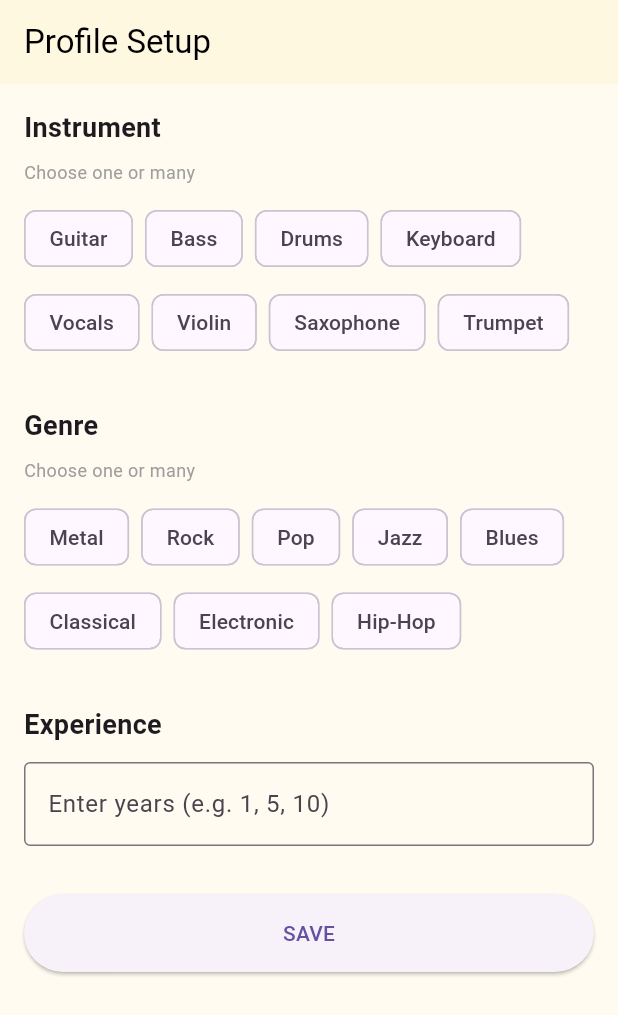
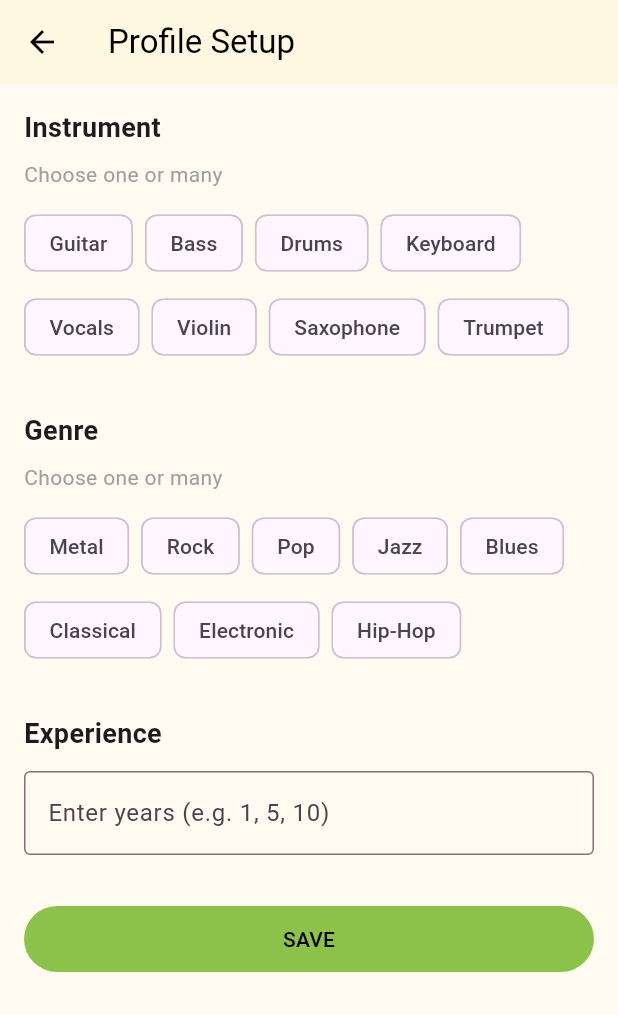
Before and after one commit to krlaan/musicland_app, a Flutter app: the MainView screen opened directly, item 4 of the bottom bar chosen, after a tap on "EDIT", on a phone screen of 412 x 824 dp. Shown: the top 1015 px of the screen. Run offline on Flutter 3.47's test engine with Material 3 defaults, Android fonts, the light colour scheme and no system bars; our stand-ins replace cloud_firestore, firebase_auth, firebase_core, flutter_riverpod, font_awesome_flutter, freezed_annotation and 5 more; accounts and stored records are empty; generated files the repository leaves out were written again.

Commit message:
code design changes 2

```diff
--- a/lib/views/constants/app_colors.dart
+++ b/lib/views/constants/app_colors.dart
@@ -8,6 +8,8 @@ class AppColors {
   static const black = Colors.black;
   static const grey = Colors.grey;
   static const red = Colors.red;
+  static final lightGrey = Colors.grey[400];
+  static const green = Colors.green;
   static const lightGreen = Colors.lightGreen;
   static const white = Colors.white;
 
--- a/lib/views/post_details/post_details_view.dart
+++ b/lib/views/post_details/post_details_view.dart
@@ -123,14 +123,14 @@ class PostDetailsView extends ConsumerWidget {
                                 ],
                               ),
                             ),
-                          if (post.experience.isNotEmpty)
+                          if (userData.experience != null && userData.experience!.isNotEmpty)
                             Row(
                               children: [
                                 Icon(Icons.star,
                                     size: 18, color: Colors.amber[700]),
                                 const SizedBox(width: 6),
                                 Text(
-                                  '${post.experience} years',
+                                  '${userData.experience} years',
                                   style: TextStyle(
                                     fontSize: 15,
                                     fontWeight: FontWeight.w500,
--- /dev/null
+++ b/lib/views/profile_setup/constants.dart
@@ -0,0 +1,23 @@
+class ProfileSetupConstants {
+  static const instruments = [
+    'Guitar',
+    'Bass',
+    'Drums',
+    'Keyboard',
+    'Vocals',
+    'Violin',
+    'Saxophone',
+    'Trumpet',
+  ];
+
+  static const genres = [
+    'Metal',
+    'Rock',
+    'Pop',
+    'Jazz',
+    'Blues',
+    'Classical',
+    'Electronic',
+    'Hip-Hop',
+  ];
+}
--- a/lib/views/profile_setup/profile_setup_view.dart
+++ b/lib/views/profile_setup/profile_setup_view.dart
@@ -5,6 +5,8 @@ import 'package:go_router/go_router.dart';
 import 'package:musicland_app/state/auth/providers/user_id_provider.dart';
 import 'package:musicland_app/state/user_info/backend/user_info_storage.dart';
 import 'package:musicland_app/state/user_info/providers/user_info_provider.dart';
+import 'package:musicland_app/views/constants/app_colors.dart';
+import 'package:musicland_app/views/profile_setup/constants.dart';
 
 class ProfileSetupView extends ConsumerStatefulWidget {
   const ProfileSetupView({super.key});
@@ -14,30 +16,8 @@ class ProfileSetupView extends ConsumerStatefulWidget {
 }
 
 class _ProfileSetupViewState extends ConsumerState<ProfileSetupView> {
-  // Instruments
-  static const instruments = [
-    'Guitar',
-    'Bass',
-    'Drums',
-    'Keyboard',
-    'Vocals',
-    'Violin',
-    'Saxophone',
-    'Trumpet',
-  ];
+
   final selectedInstruments = <String>{};
-
-  // Genres
-  static const genres = [
-    'Metal',
-    'Rock',
-    'Pop',
-    'Jazz',
-    'Blues',
-    'Classical',
-    'Electronic',
-    'Hip-Hop',
-  ];
   final selectedGenres = <String>{};
 
   // Experience
@@ -59,9 +39,13 @@ class _ProfileSetupViewState extends ConsumerState<ProfileSetupView> {
     try {
       await const UserInfoStorage().saveOrUpdateUserInfo(
         userId: userId,
-        instruments: selectedInstruments.isNotEmpty ? selectedInstruments.toList() : null,
+        instruments: selectedInstruments.isNotEmpty
+            ? selectedInstruments.toList()
+            : null,
         genres: selectedGenres.isNotEmpty ? selectedGenres.toList() : null,
-        experience: experienceController.text.isEmpty ? null : experienceController.text,
+        experience: experienceController.text.isEmpty
+            ? null
+            : experienceController.text,
       );
 
       if (mounted) {
@@ -70,9 +54,9 @@ class _ProfileSetupViewState extends ConsumerState<ProfileSetupView> {
       }
     } catch (e) {
       if (mounted) {
-        ScaffoldMessenger.of(context).showSnackBar(
-          SnackBar(content: Text('Error: $e')),
-        );
+        ScaffoldMessenger.of(
+          context,
+        ).showSnackBar(SnackBar(content: Text('Error: $e')));
       }
     } finally {
       if (mounted) {
@@ -84,10 +68,7 @@ class _ProfileSetupViewState extends ConsumerState<ProfileSetupView> {
   @override
   Widget build(BuildContext context) {
     return Scaffold(
-      appBar: AppBar(
-        title: const Text('Profile Setup'),
-        automaticallyImplyLeading: false,
-      ),
+      appBar: AppBar(title: const Text('Profile Setup')),
       body: SingleChildScrollView(
         padding: const EdgeInsets.all(16.0),
         child: Column(
@@ -96,24 +77,18 @@ class _ProfileSetupViewState extends ConsumerState<ProfileSetupView> {
             // Instruments Section
             const Text(
               'Instrument',
-              style: TextStyle(
-                fontSize: 18,
-                fontWeight: FontWeight.bold,
-              ),
+              style: TextStyle(fontSize: 18, fontWeight: FontWeight.bold),
             ),
             const SizedBox(height: 8),
             const Text(
               'Choose one or many',
-              style: TextStyle(
-                fontSize: 12,
-                color: Colors.grey,
-              ),
+              style: TextStyle(fontSize: 14, color: Colors.grey),
             ),
             const SizedBox(height: 12),
             Wrap(
               spacing: 8,
               runSpacing: 8,
-              children: instruments.map((instrument) {
+              children: ProfileSetupConstants.instruments.map((instrument) {
                 final isSelected = selectedInstruments.contains(instrument);
                 return FilterChip(
                   label: Text(instrument),
@@ -135,24 +110,18 @@ class _ProfileSetupViewState extends ConsumerState<ProfileSetupView> {
             // Genres Section
             const Text(
               'Genre',
-              style: TextStyle(
-                fontSize: 18,
-                fontWeight: FontWeight.bold,
-              ),
+              style: TextStyle(fontSize: 18, fontWeight: FontWeight.bold),
             ),
             const SizedBox(height: 8),
             const Text(
               'Choose one or many',
-              style: TextStyle(
-                fontSize: 12,
-                color: Colors.grey,
-              ),
+              style: TextStyle(fontSize: 14, color: Colors.grey),
             ),
             const SizedBox(height: 12),
             Wrap(
               spacing: 8,
               runSpacing: 8,
-              children: genres.map((genre) {
+              children: ProfileSetupConstants.genres.map((genre) {
                 final isSelected = selectedGenres.contains(genre);
                 return FilterChip(
                   label: Text(genre),
@@ -174,18 +143,13 @@ class _ProfileSetupViewState extends ConsumerState<ProfileSetupView> {
             // Experience Section
             const Text(
               'Experience',
-              style: TextStyle(
-                fontSize: 18,
-                fontWeight: FontWeight.bold,
-              ),
+              style: TextStyle(fontSize: 18, fontWeight: FontWeight.bold),
             ),
             const SizedBox(height: 12),
             TextField(
               controller: experienceController,
               keyboardType: TextInputType.number,
-              inputFormatters: [
-                FilteringTextInputFormatter.digitsOnly,
-              ],
+              inputFormatters: [FilteringTextInputFormatter.digitsOnly],
               decoration: const InputDecoration(
                 hintText: 'Enter years (e.g. 1, 5, 10)',
                 border: OutlineInputBorder(),
@@ -193,23 +157,19 @@ class _ProfileSetupViewState extends ConsumerState<ProfileSetupView> {
             ),
             const SizedBox(height: 32),
 
-            // Save Button
             SizedBox(
               width: double.infinity,
-              child: ElevatedButton(
+              child: TextButton(
+                style: TextButton.styleFrom(
+                  backgroundColor: AppColors.lightGreen,
+                  foregroundColor: AppColors.black,
+                  padding: const EdgeInsets.symmetric(vertical: 12),
+                ),
                 onPressed: _isLoading ? null : _saveSetup,
-                style: ElevatedButton.styleFrom(
-                  padding: const EdgeInsets.symmetric(vertical: 16),
-                ),
-                child: _isLoading
-                    ? const SizedBox(
-                        height: 20,
-                        width: 20,
-                        child: CircularProgressIndicator(strokeWidth: 2),
-                      )
-                    : const Text('SAVE'),
+                child: const Text("SAVE", style: TextStyle(fontSize: 14)),
               ),
             ),
+            const SizedBox(height: 4),
           ],
         ),
       ),
--- a/lib/views/tabs/profile/profile_view.dart
+++ b/lib/views/tabs/profile/profile_view.dart
@@ -5,6 +5,7 @@ import 'package:musicland_app/state/auth/providers/user_id_provider.dart';
 import 'package:musicland_app/state/user_info/providers/user_info_provider.dart';
 import 'package:musicland_app/views/components/animations/error_animation_view.dart';
 import 'package:musicland_app/views/components/animations/loading_animation_view.dart';
+import 'package:musicland_app/views/constants/app_colors.dart';
 
 class ProfileView extends ConsumerWidget {
   const ProfileView({super.key});
@@ -38,7 +39,7 @@ class ProfileView extends ConsumerWidget {
                           'Name',
                           style: TextStyle(
                             fontSize: 16,
-                            color: Colors.grey,
+                            color: AppColors.grey,
                           ),
                         ),
                         Text(
@@ -69,12 +70,13 @@ class ProfileView extends ConsumerWidget {
               Text(
                 userInfo.instruments.isNotEmpty
                     ? userInfo.instruments.join(', ')
-                    : '-',
+                    : 'not added yet',
                 style: const TextStyle(fontSize: 17),
               ),
               const SizedBox(height: 16),
               const Divider(height: 1),
               const SizedBox(height: 16),
+
               const Text(
                 'Genres',
                 style: TextStyle(
@@ -84,12 +86,15 @@ class ProfileView extends ConsumerWidget {
               ),
               const SizedBox(height: 4),
               Text(
-                userInfo.genres.isNotEmpty ? userInfo.genres.join(', ') : '-',
+                userInfo.genres.isNotEmpty
+                    ? userInfo.genres.join(', ')
+                    : 'not added yet',
                 style: const TextStyle(fontSize: 17),
               ),
               const SizedBox(height: 16),
               const Divider(height: 1),
               const SizedBox(height: 16),
+
               const Text(
                 'Experience',
                 style: TextStyle(
@@ -101,7 +106,7 @@ class ProfileView extends ConsumerWidget {
               Text(
                 userInfo.experience != null && userInfo.experience!.isNotEmpty
                     ? '${userInfo.experience} years'
-                    : '-',
+                    : 'not added yet',
                 style: const TextStyle(fontSize: 17),
               ),
               const SizedBox(height: 16),
@@ -109,12 +114,14 @@ class ProfileView extends ConsumerWidget {
               const SizedBox(height: 32),
 
               // Edit button
-              ElevatedButton(
+              TextButton(
                 onPressed: () {
                   context.push('/profile-setup');
                 },
-                style: ElevatedButton.styleFrom(
-                  padding: const EdgeInsets.symmetric(vertical: 16),
+                style: TextButton.styleFrom(
+                  backgroundColor: AppColors.lightGrey,
+                  foregroundColor: AppColors.black,
+                  padding: const EdgeInsets.symmetric(vertical: 12),
                 ),
                 child: const Text('EDIT', style: TextStyle(fontSize: 16)),
               ),
```
Also changed, not shown: lib/views/tabs/add_post/add_post_view.dart (+35 -42 lines).
